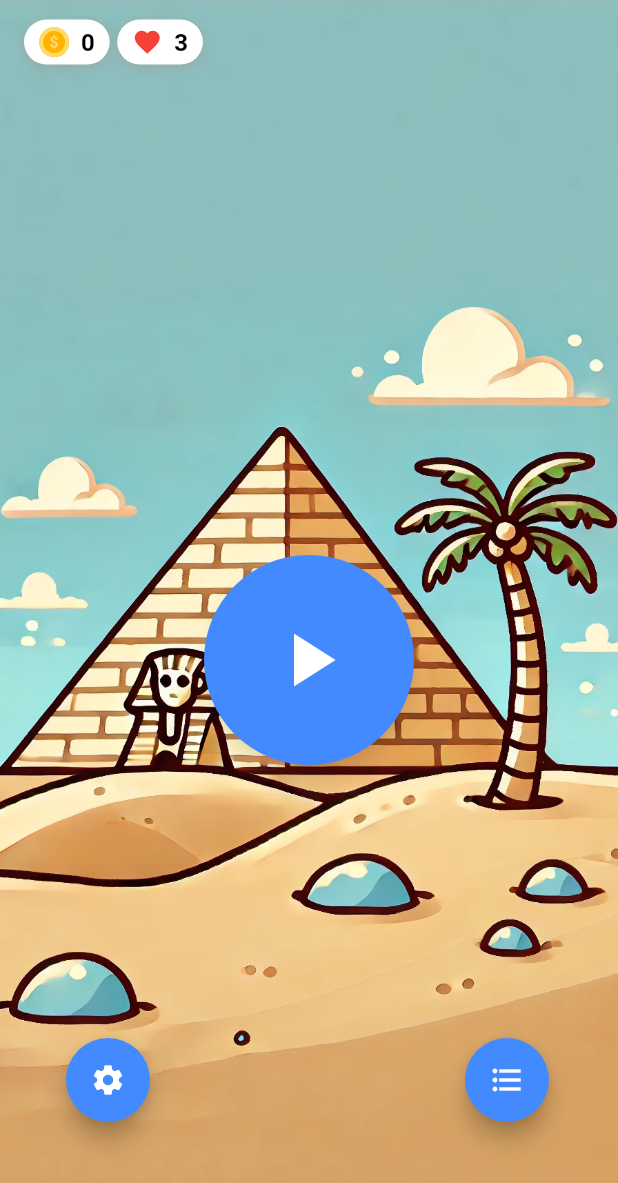
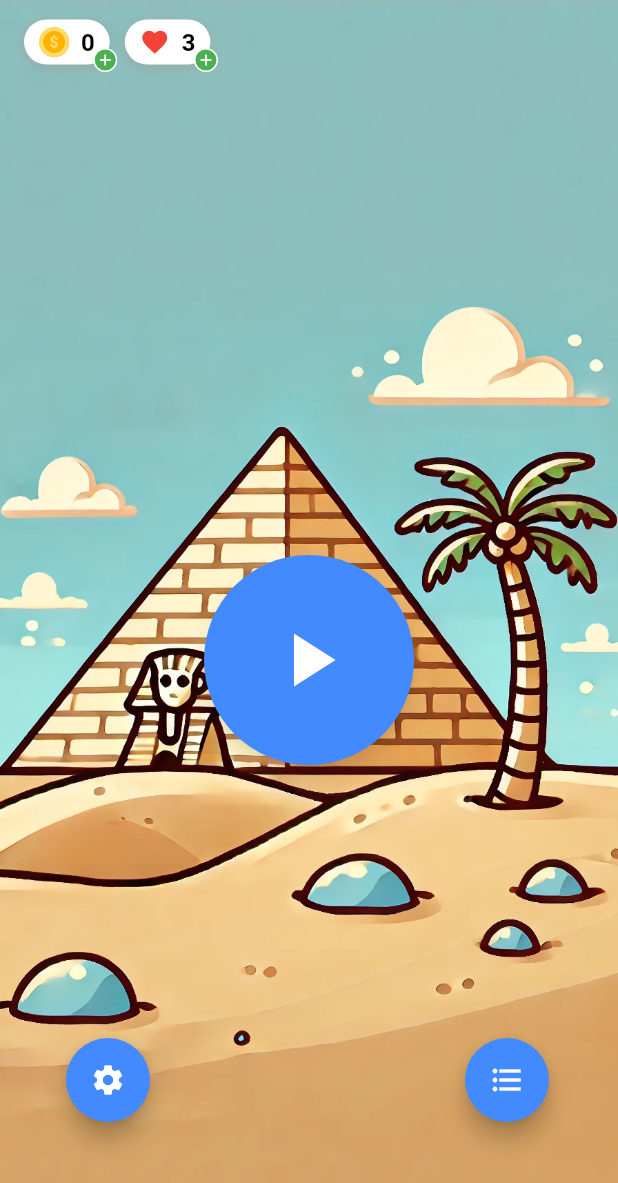
Before and after one commit to islamkirenli/Piramit-Bulmaca, a Flutter app: the screen it shows after launch, on a phone screen of 412 x 824 dp. Shown: the top 1183 px of the screen. Run offline on Flutter 3.47's test engine with Material 3 defaults, Android fonts, the phone set to English and light mode, and no system bars; our stand-ins replace lottie, shared_preferences.

Commit message:
In-app purchase pop-ups added.

```diff
--- a/lib/app_bar_stats.dart
+++ b/lib/app_bar_stats.dart
@@ -3,6 +3,8 @@ import 'package:lottie/lottie.dart';
 import 'dart:async';
 import 'global_properties.dart';
 import 'package:shared_preferences/shared_preferences.dart';
+import 'show_coin_popup.dart'; // Coin pop-up
+import 'show_lives_popup.dart'; // Remaining lives pop-up
 
 class AppBarStats extends StatefulWidget {
   final VoidCallback onTimerEnd; // Sayaç bittiğinde çağrılacak fonksiyon
@@ -86,6 +88,11 @@ class _AppBarStatsState extends State<AppBarStats> {
     return Row(
       children: [
         // Skor gösterimi
+        GestureDetector(
+          onTap: () => showCoinPopup(context), // Coin kapsülüne tıklanıldığında
+          child: Stack(
+            clipBehavior: Clip.none,
+            children: [
               Container(
                 padding: const EdgeInsets.symmetric(horizontal: 10, vertical: 5),
                 decoration: BoxDecoration(
@@ -122,8 +129,34 @@ class _AppBarStatsState extends State<AppBarStats> {
                   ],
                 ),
               ),
-        const SizedBox(width: 5),
+              Positioned(
+                bottom: -5,
+                right: -5,
+                child: Container(
+                  height: 16,
+                  width: 16,
+                  decoration: BoxDecoration(
+                    color: Colors.green,
+                    shape: BoxShape.circle,
+                    border: Border.all(color: Colors.white, width: 1),
+                  ),
+                  child: const Icon(
+                    Icons.add,
+                    color: Colors.white,
+                    size: 12,
+                  ),
+                ),
+              ),
+            ],
+          ),
+        ),
+        const SizedBox(width: 10),
         // Kalan haklar
+        GestureDetector(
+          onTap: () => showLivesPopup(context), // Remaining Lives kapsülüne tıklanıldığında
+          child: Stack(
+            clipBehavior: Clip.none,
+            children: [
               Container(
                 padding: const EdgeInsets.symmetric(horizontal: 10, vertical: 5),
                 decoration: BoxDecoration(
@@ -156,7 +189,28 @@ class _AppBarStatsState extends State<AppBarStats> {
                   ],
                 ),
               ),
-        const SizedBox(width: 5),
+              Positioned(
+                bottom: -5,
+                right: -5,
+                child: Container(
+                  height: 16,
+                  width: 16,
+                  decoration: BoxDecoration(
+                    color: Colors.green,
+                    shape: BoxShape.circle,
+                    border: Border.all(color: Colors.white, width: 1),
+                  ),
+                  child: const Icon(
+                    Icons.add,
+                    color: Colors.white,
+                    size: 12,
+                  ),
+                ),
+              ),
+            ],
+          ),
+        ),
+        const SizedBox(width: 10),
         // Sayaç (yalnızca kalan haklar 0 ise gösterilir)
         if (GlobalProperties.remainingLives.value == 0)
           Container(
@@ -194,4 +248,5 @@ class _AppBarStatsState extends State<AppBarStats> {
       ],
     );
   }
+
 }
```
Also changed, not shown: lib/show_coin_popup.dart (added, +39 -0 lines), lib/show_lives_popup.dart (added, +39 -0 lines). Lines whose indentation alone changed are shown as unchanged.
